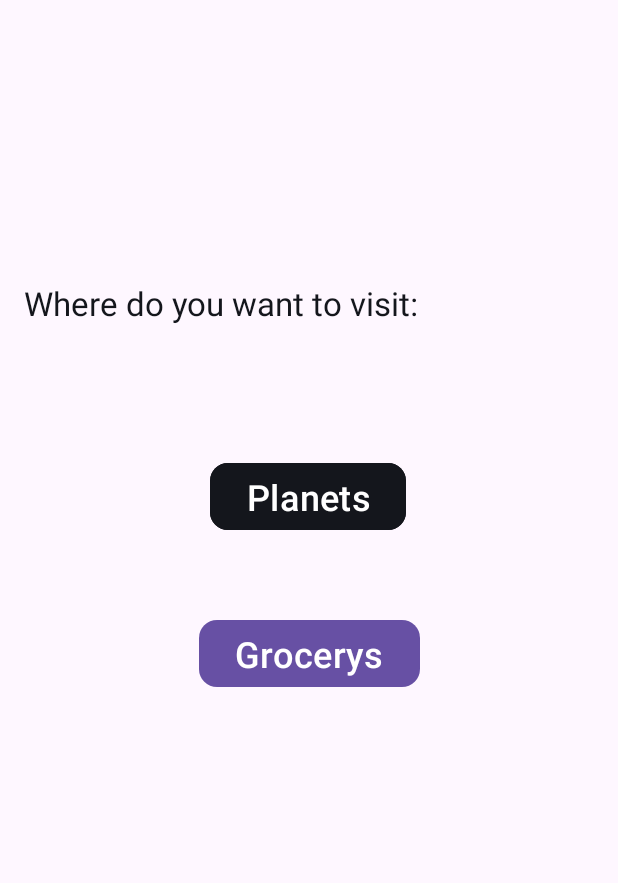
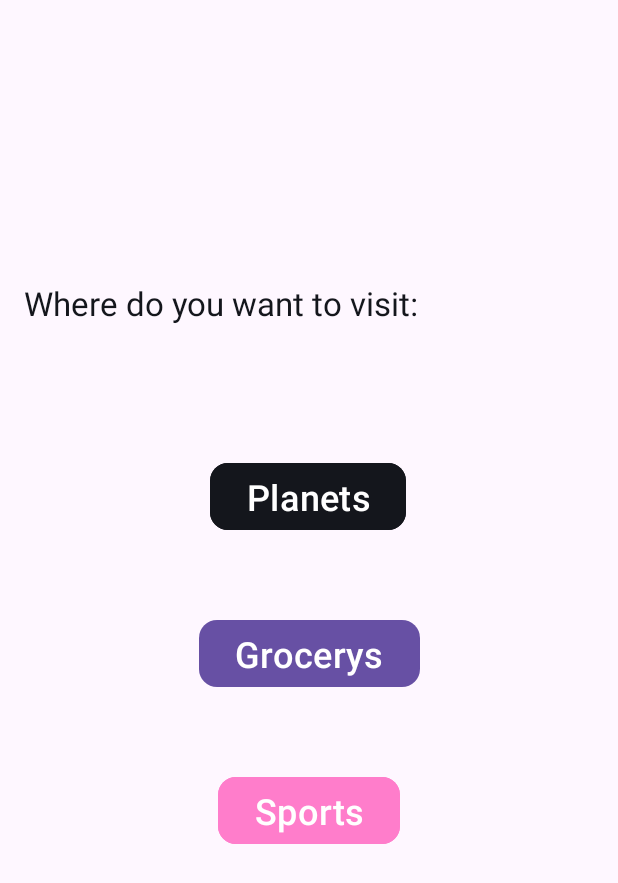
Before and after one commit to Kharka25/multi_apps, an Android app: the layout activity_home.xml on its own in the app's theme, with its tools: preview values and no code run, on a phone screen of 412 x 824 dp. Shown: the top 883 px of the screen. Run offline under Robolectric (Android 15) with nearby library versions, the phone set to English and light mode, and no system bars.

Commit message:
setup sports app

```diff
--- a/app/src/main/AndroidManifest.xml
+++ b/app/src/main/AndroidManifest.xml
@@ -12,6 +12,9 @@
         android:supportsRtl="true"
         android:theme="@style/Theme.MultiApps"
         tools:targetApi="31">
+        <activity
+            android:name=".sports.SportsActivity"
+            android:exported="false" />
         <activity
             android:name=".grocery.GroceryActivity"
             android:exported="false" />
--- a/app/src/main/java/com/example/multiapps/HomeActivity.java
+++ b/app/src/main/java/com/example/multiapps/HomeActivity.java
@@ -12,10 +12,12 @@ import androidx.appcompat.app.AppCompatActivity;
 
 import com.example.multiapps.grocery.GroceryActivity;
 import com.example.multiapps.planets.PlanetsActivity;
+import com.example.multiapps.sports.SportsActivity;
 
 public class HomeActivity extends AppCompatActivity implements View.OnClickListener {
     Button planetsButton;
     Button grocerysButton;
+    Button sportsButton;
     TextView welcomeMessage;
 
     @Override
@@ -25,10 +27,12 @@ public class HomeActivity extends AppCompatActivity implements View.OnClickListe
         setContentView(R.layout.activity_home);
         grocerysButton = findViewById(R.id.groceryButton);
         planetsButton = findViewById(R.id.planetsButton);
+        sportsButton = findViewById(R.id.sportsButton);
         welcomeMessage = findViewById(R.id.welcomeMessage);
 
         grocerysButton.setOnClickListener(this);
         planetsButton.setOnClickListener(this);
+        sportsButton.setOnClickListener(this);
 
         Intent intent = getIntent();
         String userName = intent.getStringExtra("username");
@@ -47,6 +51,8 @@ public class HomeActivity extends AppCompatActivity implements View.OnClickListe
             goToActivity(GroceryActivity.class);
         } else if (v.getId() == R.id.planetsButton) {
             goToActivity(PlanetsActivity.class);
+        } else if (v.getId() == R.id.sportsButton) {
+            goToActivity(SportsActivity.class);
         }
     }
 }
--- a/app/src/main/res/layout/activity_home.xml
+++ b/app/src/main/res/layout/activity_home.xml
@@ -61,4 +61,17 @@
         app:layout_constraintStart_toStartOf="@+id/homeHeader"
         app:layout_constraintTop_toBottomOf="@+id/planetsButton" />
 
+    <Button
+        android:id="@+id/sportsButton"
+        android:layout_width="wrap_content"
+        android:layout_height="wrap_content"
+        android:layout_marginTop="52dp"
+        android:backgroundTint="@color/PRIMARY_PINK"
+        app:cornerRadius="12dp"
+        android:text="@string/sports_button_text"
+        android:textSize="24sp"
+        app:layout_constraintEnd_toEndOf="@+id/homeHeader"
+        app:layout_constraintStart_toStartOf="@+id/homeHeader"
+        app:layout_constraintTop_toBottomOf="@+id/groceryButton" />
+
 </androidx.constraintlayout.widget.ConstraintLayout>
--- a/app/src/main/res/values/colors.xml
+++ b/app/src/main/res/values/colors.xml
@@ -5,4 +5,5 @@
     <color name="PRIMARY_BLACK">#14161C</color>
     <color name="BLACK_10">#1D1F24</color>
     <color name="GRAY_LITE">#4D5059</color>
+    <color name="PRIMARY_PINK">#FF7DCB</color>
 </resources>
--- a/app/src/main/res/values/strings.xml
+++ b/app/src/main/res/values/strings.xml
@@ -14,4 +14,6 @@
     <string name="product_name">Product Name</string>
     <string name="product_description">Product Description</string>
     <string name="list_header_image">List Header Image</string>
+    <string name="sports_button_text">Sports</string>
+    <string name="sports_app_header_text">Sports Application</string>
 </resources>
```
Also changed, not shown: app/src/main/java/com/example/multiapps/sports/SportsActivity.java (added, +26 -0 lines), app/src/main/res/layout/activity_sports.xml (added, +24 -0 lines).
